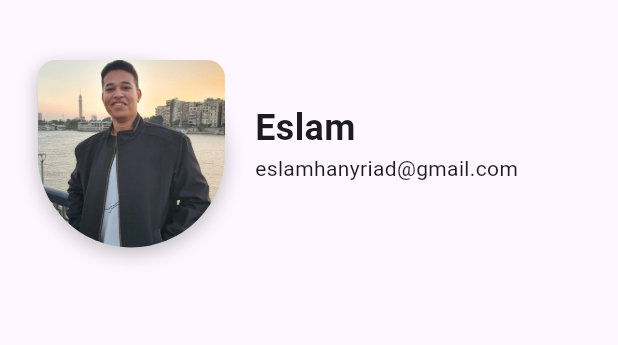
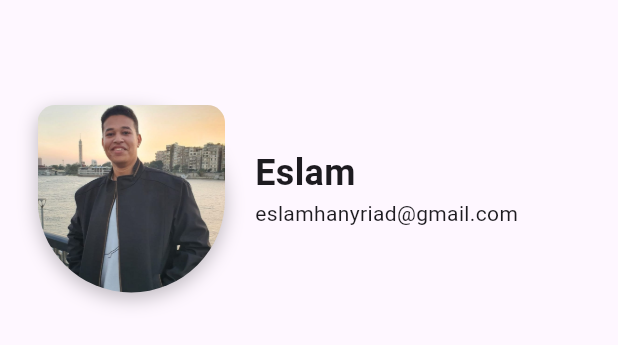
Before and after one commit to EslamHany2002/Rickman, a Flutter app: the UserProfileDataWidget widget shown alone on an empty page, opened directly, on a phone screen of 412 x 824 dp. Shown: the top 345 px of the screen. Run offline on Flutter 3.47's test engine with Material 3 defaults, Android fonts, the phone set to English and light mode, and no system bars; our stand-ins replace animated_splash_screen, dropdown_button2, flashy_tab_bar2, flutter_svg, icons_plus, image_picker and 1 more; missing offline and left inert: flutter_rounded_date_picker.

Commit message:
add padding

```diff
--- a/lib/presentation/UI/Home/Taps/Profile/Widgets/UserProfileDataWidget.dart
+++ b/lib/presentation/UI/Home/Taps/Profile/Widgets/UserProfileDataWidget.dart
@@ -7,7 +7,9 @@ class UserProfileDataWidget extends StatelessWidget {
 
   @override
   Widget build(BuildContext context) {
-    return Container(
+    return Padding(
+      padding: const EdgeInsets.only(top:30),
+      child: Container(
         height: 190,
         padding: const EdgeInsets.all(25),
         decoration: BoxDecoration(
@@ -92,6 +94,7 @@ class UserProfileDataWidget extends StatelessWidget {
             ))
           ],
         ),
+      ),
     );
   }
 }
```
Lines whose indentation alone changed are shown as unchanged.
